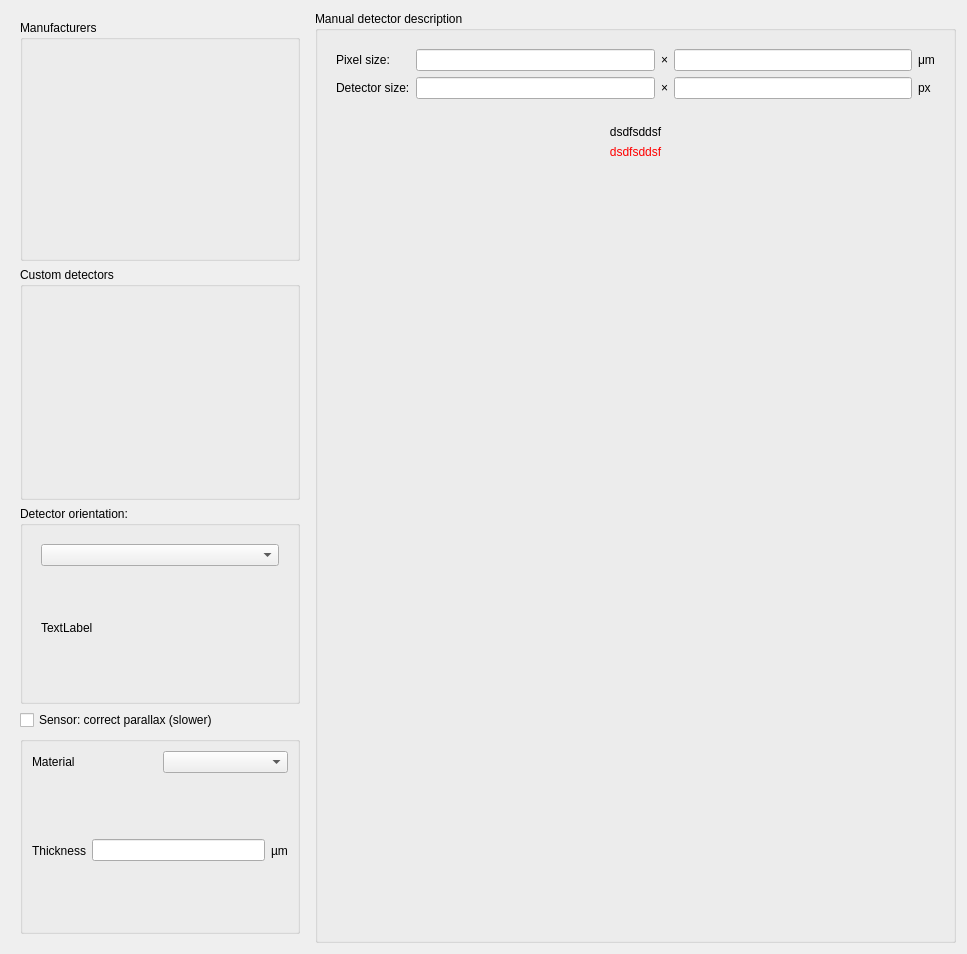
The window that src/pyFAI/resources/gui/detector-selection-drop.ui (silx-kit/pyFAI) describes before a commit, drawn with Qt 5.
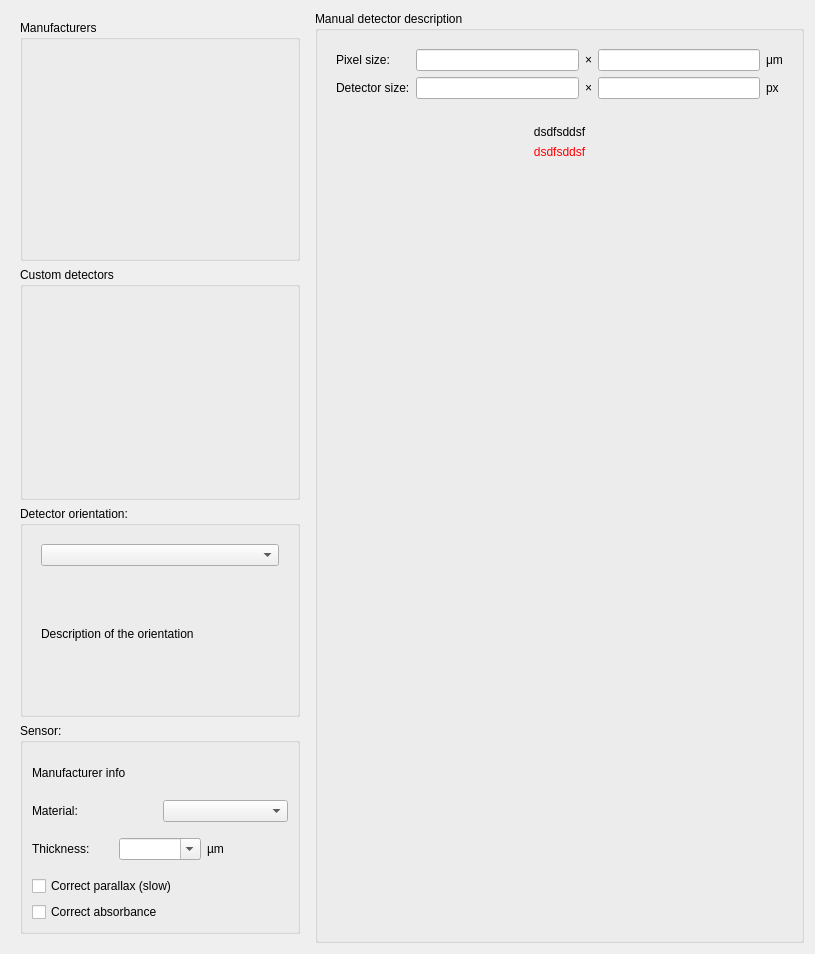
The same window after the commit. Custom widgets are drawn as their Qt base class.

```diff
--- a/src/pyFAI/resources/gui/detector-selection-drop.ui
+++ b/src/pyFAI/resources/gui/detector-selection-drop.ui
@@ -6,7 +6,7 @@
    <rect>
     <x>0</x>
     <y>0</y>
-    <width>967</width>
+    <width>815</width>
     <height>954</height>
    </rect>
   </property>
@@ -128,7 +128,7 @@
                </sizepolicy>
               </property>
               <property name="text">
-               <string>TextLabel</string>
+               <string>Description of the orientation</string>
               </property>
               <property name="wordWrap">
                <bool>true</bool>
@@ -141,13 +141,6 @@
         </layout>
        </widget>
       </item>
-      <item>
-       <widget class="QCheckBox" name="_detectorSensorParallax">
-        <property name="text">
-         <string>Sensor: correct parallax (slower)</string>
-        </property>
-       </widget>
-      </item>
       <item>
        <widget class="QGroupBox" name="_sensorGroup">
         <property name="sizePolicy">
@@ -157,9 +150,16 @@
          </sizepolicy>
         </property>
         <property name="title">
-         <string/>
+         <string>Sensor:</string>
         </property>
         <layout class="QVBoxLayout" name="verticalLayout_13">
+         <item>
+          <widget class="QLabel" name="label_4">
+           <property name="text">
+            <string>Manufacturer info</string>
+           </property>
+          </widget>
+         </item>
          <item>
           <layout class="QHBoxLayout" name="horizontalLayout_2">
            <item>
@@ -171,7 +171,7 @@
               </sizepolicy>
              </property>
              <property name="text">
-              <string>Material</string>
+              <string>Material:</string>
              </property>
             </widget>
            </item>
@@ -191,21 +191,21 @@
               </sizepolicy>
              </property>
              <property name="text">
-              <string>Thickness</string>
+              <string>Thickness:</string>
              </property>
             </widget>
            </item>
            <item>
-            <widget class="QLineEdit" name="_detectorSensorThickness">
-             <property name="alignment">
-              <set>Qt::AlignRight|Qt::AlignTrailing|Qt::AlignVCenter</set>
+            <widget class="QComboBox" name="_detectorSensorThickness">
+             <property name="editable">
+              <bool>true</bool>
              </property>
             </widget>
            </item>
            <item>
             <widget class="QLabel" name="label_3">
              <property name="sizePolicy">
-              <sizepolicy hsizetype="Preferred" vsizetype="Minimum">
+              <sizepolicy hsizetype="Minimum" vsizetype="Minimum">
                <horstretch>0</horstretch>
                <verstretch>0</verstretch>
               </sizepolicy>
@@ -217,6 +217,26 @@
            </item>
           </layout>
          </item>
+         <item>
+          <widget class="QCheckBox" name="_detectorSensorParallax">
+           <property name="toolTip">
+            <string>&lt;html&gt;&lt;head/&gt;&lt;body&gt;&lt;p&gt;Parralax correction modifies the geometry of the detector which depends then on the energy on the x-ray and the material of the sensor. &lt;/p&gt;&lt;p&gt;For now, calculations are performed using &lt;span style=&quot; font-family:'monospace';&quot;&gt;numpy&lt;/span&gt;, thus ~6x slower. &lt;/p&gt;&lt;p&gt;Activate this option when calibrating rings where 2θ&amp;gt;30° &lt;/p&gt;&lt;/body&gt;&lt;/html&gt;</string>
+           </property>
+           <property name="text">
+            <string>Correct parallax (slow)</string>
+           </property>
+          </widget>
+         </item>
+         <item>
+          <widget class="QCheckBox" name="_detectorSensorAbsorbance">
+           <property name="toolTip">
+            <string>&lt;html&gt;&lt;head/&gt;&lt;body&gt;&lt;p&gt;Modify the &lt;span style=&quot; font-style:italic;&quot;&gt;flatfield&lt;/span&gt; to take into account the larger absorption of more inclined x-ray. Usually negligeable.&lt;/p&gt;&lt;/body&gt;&lt;/html&gt;</string>
+           </property>
+           <property name="text">
+            <string>Correct absorbance</string>
+           </property>
+          </widget>
+         </item>
         </layout>
        </widget>
       </item>
```
Left out of the diff: 2 changed lines with no effect on the pictures.
